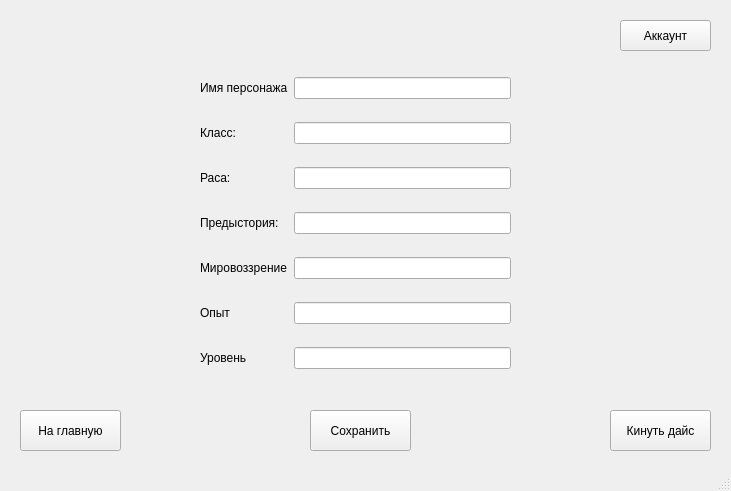
The window that data/ui_files/default_screen.ui (Gelzy788/DnD-Helper) describes before a commit, drawn with Qt 5.
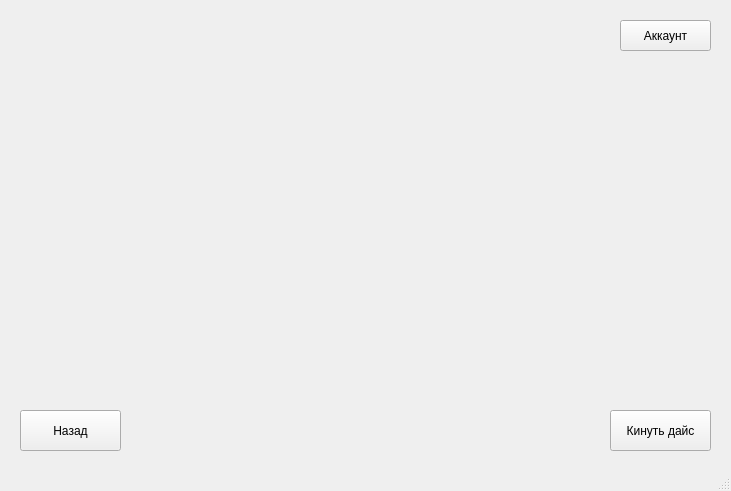
The same window after the commit.

The edit to the form file:
```diff
--- a/data/ui_files/default_screen.ui
+++ b/data/ui_files/default_screen.ui
@@ -50,102 +50,7 @@
      </rect>
     </property>
     <property name="text">
-     <string>На главную</string>
-    </property>
-   </widget>
-   <widget class="QWidget" name="gridLayoutWidget">
-    <property name="geometry">
-     <rect>
-      <x>200</x>
-      <y>60</y>
-      <width>311</width>
-      <height>331</height>
-     </rect>
-    </property>
-    <layout class="QGridLayout" name="gridLayout">
-     <item row="2" column="1">
-      <widget class="QLineEdit" name="species_input"/>
-     </item>
-     <item row="1" column="1">
-      <widget class="QLineEdit" name="class_input"/>
-     </item>
-     <item row="6" column="1">
-      <widget class="QLineEdit" name="level_input"/>
-     </item>
-     <item row="2" column="0">
-      <widget class="QLabel" name="label_2">
-       <property name="text">
-        <string>Раса:</string>
-       </property>
-      </widget>
-     </item>
-     <item row="1" column="0">
-      <widget class="QLabel" name="label">
-       <property name="text">
-        <string>Класс:</string>
-       </property>
-      </widget>
-     </item>
-     <item row="6" column="0">
-      <widget class="QLabel" name="label_6">
-       <property name="text">
-        <string>Уровень</string>
-       </property>
-      </widget>
-     </item>
-     <item row="5" column="0">
-      <widget class="QLabel" name="label_5">
-       <property name="text">
-        <string>Опыт</string>
-       </property>
-      </widget>
-     </item>
-     <item row="4" column="0">
-      <widget class="QLabel" name="label_4">
-       <property name="text">
-        <string>Мировоззрение</string>
-       </property>
-      </widget>
-     </item>
-     <item row="3" column="0">
-      <widget class="QLabel" name="label_3">
-       <property name="text">
-        <string>Предыстория:</string>
-       </property>
-      </widget>
-     </item>
-     <item row="3" column="1">
-      <widget class="QLineEdit" name="background_input"/>
-     </item>
-     <item row="4" column="1">
-      <widget class="QLineEdit" name="worldview_input"/>
-     </item>
-     <item row="5" column="1">
-      <widget class="QLineEdit" name="exp_input"/>
-     </item>
-     <item row="0" column="0">
-      <widget class="QLabel" name="label_7">
-       <property name="text">
-        <string>Имя персонажа</string>
-       </property>
-      </widget>
-     </item>
-     <item row="0" column="1">
-      <widget class="QLineEdit" name="name_input"/>
-     </item>
-    </layout>
-   </widget>
-   <widget class="QPushButton" name="save_btn">
-    <property name="geometry">
-     <rect>
-      <x>310</x>
-      <y>410</y>
-      <width>101</width>
-      <height>41</height>
-     </rect>
-    </property>
-    <property name="text">
-     <string>Сохранить</string>
+     <string>Назад</string>
     </property>
    </widget>
   </widget>
```
Left out of the diff: 2 changed lines with no effect on the pictures.
